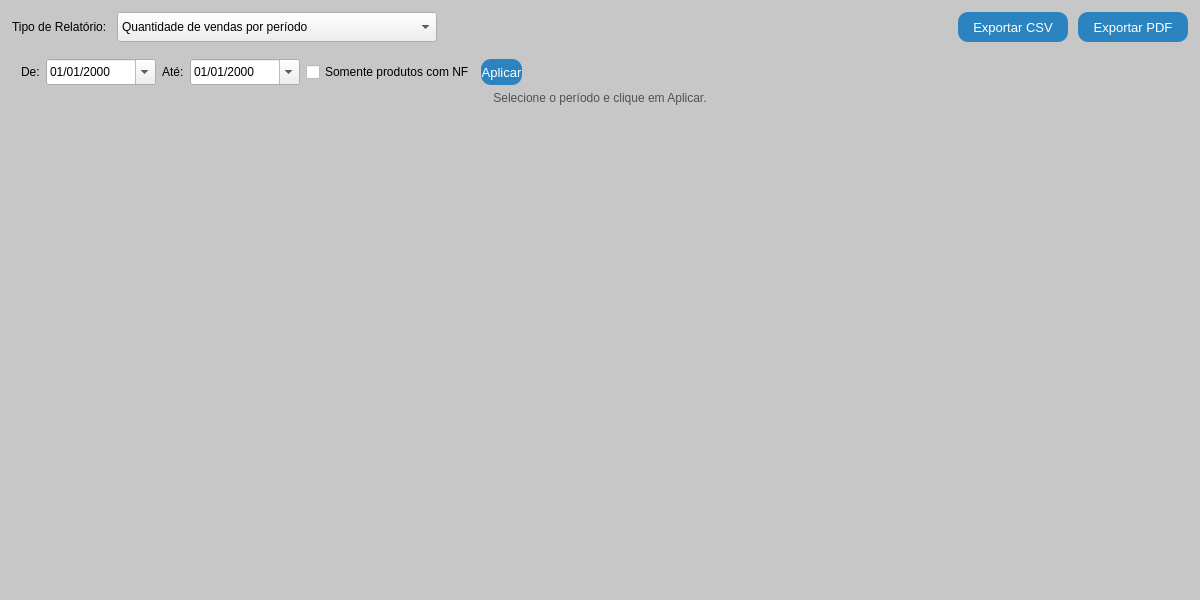
Above: src/relatorios.ui from GabR36/QEstoqueLoja before the change. Below: the same form after it.
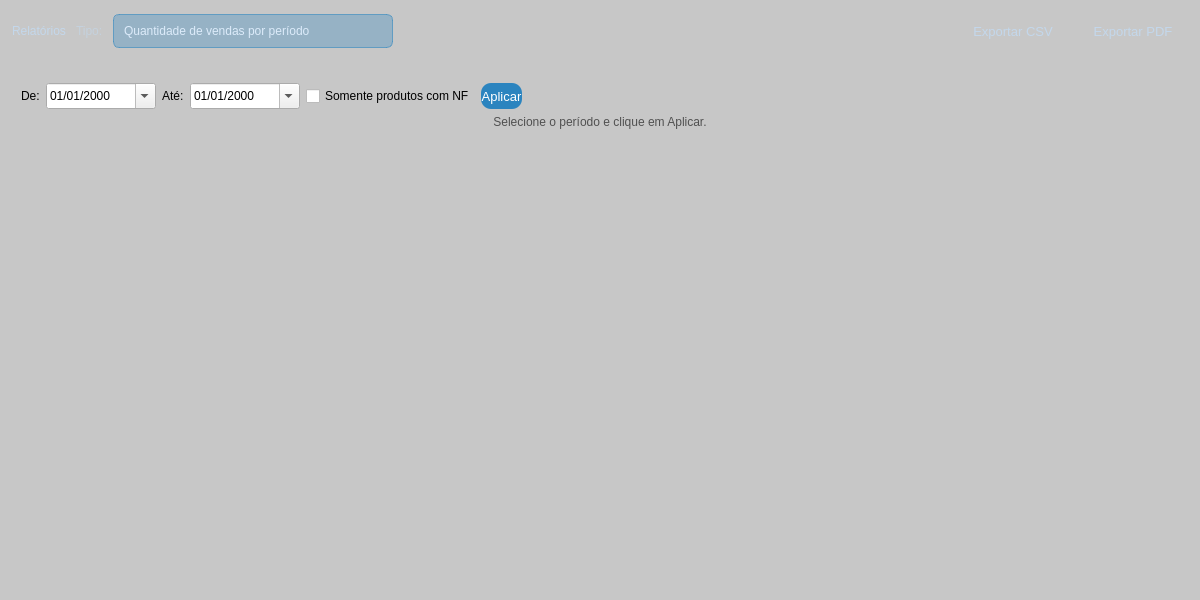
That is the form after the change.

Commit message: novo estilo para relatorios, pagamento, vendas, entradas...

```diff
--- a/src/relatorios.ui
+++ b/src/relatorios.ui
@@ -23,6 +23,8 @@
    <string notr="true">
 #relatorios {
   background-color: rgb(199, 199, 199);
+  background-color: qlineargradient(spread:pad, x1:0, y1:0, x2:1, y2:0,
+    stop:0 rgba(199, 199, 199, 255), stop:1 rgba(170, 170, 170, 255));
 }
 QPushButton {
   background-color: rgb(43, 132, 191);
@@ -41,25 +43,103 @@
   </property>
   <layout class="QVBoxLayout" name="verticalLayout">
    <property name="spacing">
-    <number>8</number>
+    <number>0</number>
    </property>
    <property name="leftMargin">
-    <number>12</number>
+    <number>0</number>
    </property>
    <property name="topMargin">
-    <number>12</number>
+    <number>0</number>
    </property>
    <property name="rightMargin">
-    <number>12</number>
+    <number>0</number>
    </property>
    <property name="bottomMargin">
-    <number>12</number>
+    <number>0</number>
    </property>
    <item>
-    <layout class="QHBoxLayout" name="topBarLayout">
+    <widget class="QFrame" name="frameHeaderBar">
+     <property name="minimumSize">
+      <size>
+       <width>0</width>
+       <height>62</height>
+      </size>
+     </property>
+     <property name="maximumSize">
+      <size>
+       <width>16777215</width>
+       <height>62</height>
+      </size>
+     </property>
+     <property name="styleSheet">
+      <string notr="true">
+QFrame {
+  background-color: qlineargradient(spread:pad, x1:0, y1:0, x2:0, y2:1,
+    stop:0 rgb(38, 62, 92), stop:1 rgb(24, 42, 66));
+  border-bottom: 2px solid rgb(43, 132, 191);
+}
+QPushButton {
+  background-color: transparent;
+  font: 600 10pt &quot;Segoe UI&quot;;
+  color: rgb(195, 215, 235);
+  border: none;
+  border-radius: 7px;
+  padding: 4px 12px;
+}
+QPushButton:hover {
+  background-color: rgba(43, 132, 191, 150);
+  color: white;
+}
+QPushButton:pressed {
+  background-color: rgba(153, 193, 241, 100);
+  color: white;
+}
+QLabel {
+  color: rgb(195, 215, 235);
+  background-color: transparent;
+  border: none;
+}
+QComboBox {
+  background-color: rgba(43, 132, 191, 80);
+  color: rgb(220, 235, 250);
+  border: 1px solid rgba(43, 132, 191, 150);
+  border-radius: 6px;
+  padding: 4px 10px;
+  font: 600 10pt &quot;Segoe UI&quot;;
+}
+QComboBox::drop-down {
+  border: none;
+}
+QComboBox QAbstractItemView {
+  background-color: rgb(38, 62, 92);
+  color: rgb(220, 235, 250);
+  selection-background-color: rgb(43, 132, 191);
+}
+      </string>
+     </property>
+     <property name="frameShape">
+      <enum>QFrame::Shape::NoFrame</enum>
+     </property>
+     <layout class="QHBoxLayout" name="headerLayout">
      <property name="spacing">
       <number>10</number>
      </property>
+      <property name="leftMargin">
+       <number>12</number>
+      </property>
+      <property name="rightMargin">
+       <number>12</number>
+      </property>
+      <item>
+       <widget class="QLabel" name="lbl_TituloRelatorio">
+        <property name="styleSheet">
+         <string notr="true">font: 700 14pt &quot;Ubuntu&quot;;</string>
+        </property>
+        <property name="text">
+         <string>Relatórios</string>
+        </property>
+       </widget>
+      </item>
      <item>
       <widget class="QLabel" name="label_2">
        <property name="sizePolicy">
@@ -69,10 +149,10 @@
         </sizepolicy>
        </property>
        <property name="styleSheet">
-        <string notr="true">font: 700 10pt &quot;Segoe UI&quot;;</string>
+         <string notr="true">font: 700 10pt &quot;Segoe UI&quot;; color: rgba(195,215,235,160);</string>
        </property>
        <property name="text">
-        <string>Tipo de Relatório:</string>
+         <string>Tipo:</string>
        </property>
       </widget>
      </item>
@@ -80,19 +160,16 @@
       <widget class="QComboBox" name="CBox_VendasMain">
        <property name="minimumSize">
         <size>
-         <width>320</width>
-         <height>30</height>
+          <width>280</width>
+          <height>34</height>
         </size>
        </property>
        <property name="maximumSize">
         <size>
-         <width>500</width>
-         <height>30</height>
-        </size>
-       </property>
-       <property name="styleSheet">
-        <string notr="true">font: 700 10pt &quot;Segoe UI&quot;;</string>
-       </property>
+          <width>400</width>
+          <height>34</height>
+         </size>
+        </property>
        <item>
         <property name="text">
          <string>Quantidade de vendas por período</string>
@@ -131,7 +208,7 @@
       </widget>
      </item>
      <item>
-      <spacer name="topBarSpacer">
+       <spacer name="headerSpacer">
        <property name="orientation">
         <enum>Qt::Orientation::Horizontal</enum>
        </property>
@@ -151,7 +228,7 @@
        <property name="minimumSize">
         <size>
          <width>110</width>
-         <height>30</height>
+          <height>34</height>
         </size>
        </property>
        <property name="toolTip">
@@ -167,7 +244,7 @@
        <property name="minimumSize">
         <size>
          <width>110</width>
-         <height>30</height>
+          <height>34</height>
         </size>
        </property>
        <property name="toolTip">
@@ -176,14 +253,30 @@
       </widget>
      </item>
     </layout>
+    </widget>
    </item>
+   <item>
+    <layout class="QVBoxLayout" name="contentLayout">
+     <property name="spacing">
+      <number>8</number>
+     </property>
+     <property name="leftMargin">
+      <number>12</number>
+     </property>
+     <property name="topMargin">
+      <number>12</number>
+     </property>
+     <property name="rightMargin">
+      <number>12</number>
+     </property>
+     <property name="bottomMargin">
+      <number>12</number>
+     </property>
    <item>
     <widget class="QStackedWidget" name="Stacked_Vendas">
      <property name="currentIndex">
       <number>6</number>
      </property>
-
-     <!-- page 0: Quantidade de vendas -->
      <widget class="QWidget" name="page">
       <layout class="QVBoxLayout" name="verticalLayout_8">
        <item>
@@ -243,15 +336,11 @@
        </item>
       </layout>
      </widget>
-
-     <!-- page_2 (index 1): Valor de vendas -->
      <widget class="QWidget" name="page_2">
       <layout class="QVBoxLayout" name="verticalLayout_10">
        <item>
         <layout class="QHBoxLayout" name="filterBar_Valor">
-         <property name="spacing">
-          <number>6</number>
-         </property>
+           <property name="spacing"><number>6</number></property>
          <item>
           <widget class="QLabel" name="lbl_deValor">
            <property name="text"><string>De:</string></property>
@@ -304,15 +393,11 @@
        </item>
       </layout>
      </widget>
-
-     <!-- page_5 (index 2): Top produtos mais vendidos -->
      <widget class="QWidget" name="page_5">
       <layout class="QVBoxLayout" name="verticalLayout_top">
        <item>
         <layout class="QHBoxLayout" name="filterBar_Top">
-         <property name="spacing">
-          <number>6</number>
-         </property>
+           <property name="spacing"><number>6</number></property>
          <item>
           <widget class="QLabel" name="lbl_deTop">
            <property name="text"><string>De:</string></property>
@@ -353,15 +438,11 @@
        </item>
       </layout>
      </widget>
-
-     <!-- page_6 (index 3): Formas de pagamento -->
      <widget class="QWidget" name="page_6">
       <layout class="QVBoxLayout" name="verticalLayout_11">
        <item>
         <layout class="QHBoxLayout" name="filterBar_Formas">
-         <property name="spacing">
-          <number>6</number>
-         </property>
+           <property name="spacing"><number>6</number></property>
          <item>
           <widget class="QLabel" name="lbl_deFormas">
            <property name="text"><string>De:</string></property>
@@ -413,15 +494,11 @@
        </item>
       </layout>
      </widget>
-
-     <!-- page_7 (index 4): Nota Fiscal valores -->
      <widget class="QWidget" name="page_7">
       <layout class="QVBoxLayout" name="verticalLayout_19">
        <item>
         <layout class="QHBoxLayout" name="filterBar_NF">
-         <property name="spacing">
-          <number>6</number>
-         </property>
+           <property name="spacing"><number>6</number></property>
          <item>
           <widget class="QLabel" name="lbl_deNF">
            <property name="text"><string>De:</string></property>
@@ -473,15 +550,11 @@
        </item>
       </layout>
      </widget>
-
-     <!-- page_8 (index 5): Produtos que geram mais lucro -->
      <widget class="QWidget" name="page_8">
       <layout class="QVBoxLayout" name="verticalLayout_20">
        <item>
         <layout class="QHBoxLayout" name="filterBar_Lucro">
-         <property name="spacing">
-          <number>6</number>
-         </property>
+           <property name="spacing"><number>6</number></property>
          <item>
           <widget class="QLabel" name="lbl_deLucro">
            <property name="text"><string>De:</string></property>
@@ -522,15 +595,11 @@
        </item>
       </layout>
      </widget>
-
-     <!-- page_estoque (index 6): Inventário por período -->
      <widget class="QWidget" name="page_estoque">
       <layout class="QVBoxLayout" name="verticalLayout_estoque">
        <item>
         <layout class="QHBoxLayout" name="filterBar_Inv">
-         <property name="spacing">
-          <number>6</number>
-         </property>
+           <property name="spacing"><number>6</number></property>
          <item>
           <widget class="QLabel" name="lbl_deInv">
            <property name="text"><string>De:</string></property>
@@ -589,8 +658,9 @@
        </item>
       </layout>
      </widget>
-
-    </widget>
+      </widget>
+     </item>
+    </layout>
    </item>
   </layout>
  </widget>
```
Lines whose indentation alone changed are shown as unchanged. The commit also changes 12 other files.
